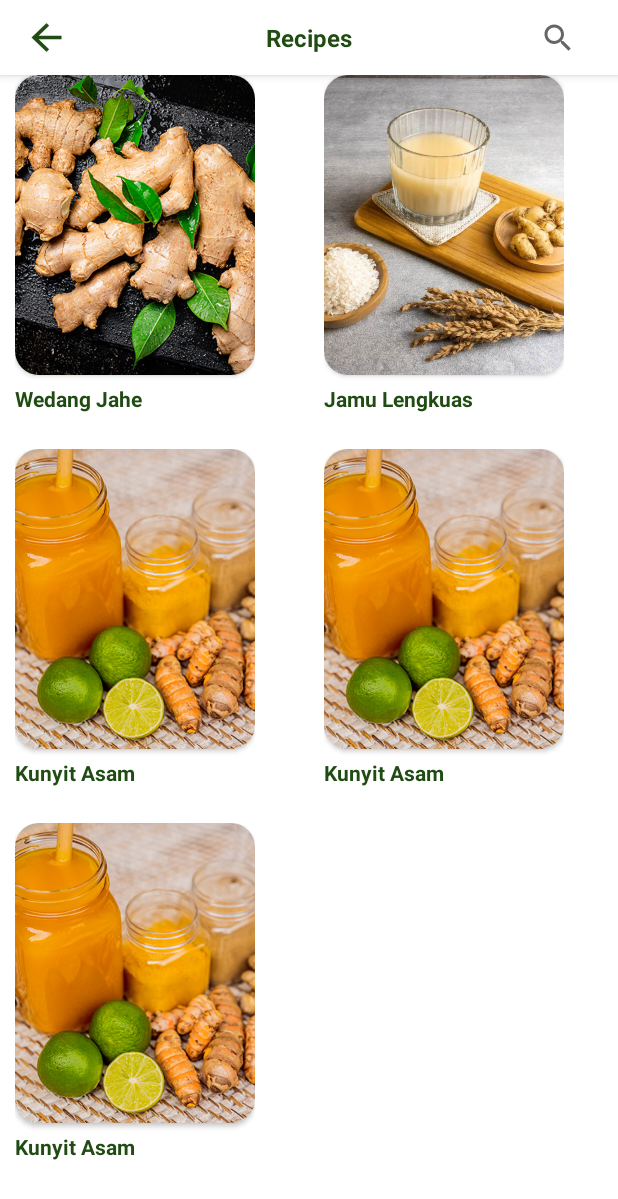
After one commit to INDandy/LokaJamu, an Android app: the RecipeActivity screen opened directly, with no data from a screen before it, on a phone screen of 412 x 824 dp. The commit adds this screen. Shown: the top 1199 px of the screen. Run offline under Robolectric (Android 15) with nearby library versions, the phone set to English and light mode, and no system bars.

Commit message:
tambah activity untuk halaman list semua resep dan bahan

```diff
--- /dev/null
+++ b/app/src/main/java/com/dicoding/mybottomnavtest/RecipeActivity.kt
@@ -0,0 +1,125 @@
+package com.dicoding.mybottomnavtest
+
+import android.annotation.SuppressLint
+import android.os.Bundle
+import android.view.View
+import android.widget.SearchView
+import androidx.appcompat.app.AppCompatActivity
+import androidx.core.content.ContextCompat
+import androidx.recyclerview.widget.GridLayoutManager
+import com.dicoding.mybottomnavtest.adapter.RecipeAdapter
+import com.dicoding.mybottomnavtest.data.RecipeData
+import com.dicoding.mybottomnavtest.databinding.ActivityRecipeBinding
+import com.google.android.material.snackbar.Snackbar
+import java.util.Locale
+
+class RecipeActivity : AppCompatActivity() {
+    private lateinit var binding: ActivityRecipeBinding
+    private lateinit var recipeAdapter: RecipeAdapter
+    private lateinit var filteredList: ArrayList<RecipeData>
+
+    override fun onCreate(savedInstanceState: Bundle?) {
+        super.onCreate(savedInstanceState)
+        binding = ActivityRecipeBinding.inflate(layoutInflater)
+        setContentView(binding.root)
+
+        binding.rvRecipes.layoutManager = GridLayoutManager(this, 2)
+        setRecipeAdapter()
+        setSearchView(binding.searchRecipe)
+
+        binding.ivBack.setOnClickListener {
+            finish()
+        }
+    }
+
+    private fun setRecipeAdapter() {
+        val dataList: MutableList<RecipeData> = mutableListOf()
+
+        recipeNameDummy().forEachIndexed { index, name ->
+            dataList.add(
+                RecipeData(
+                    index,
+                    name,
+                    ImageDummy()[index],
+                    recipeDescriptionDummy()[index],
+                    recipeBenefitDummy()[index]
+                )
+            )
+        }
+
+        recipeAdapter = RecipeAdapter(this, dataList)
+        binding.rvRecipes.adapter = recipeAdapter
+    }
+
+    private fun setSearchView(searchView: androidx.appcompat.widget.SearchView) {
+        searchView.setOnSearchClickListener {
+            binding.searchRecipe.queryHint = "Cari Resep Disini"
+            binding.ivBack.visibility = View.GONE
+            binding.tvRecipeHeader.visibility = View.GONE
+        }
+
+        searchView.setOnCloseListener {
+            binding.ivBack.visibility = View.VISIBLE
+            binding.tvRecipeHeader.visibility = View.VISIBLE
+            false
+        }
+    }
+
+    private fun setAdapterOnSearch(data: MutableList<RecipeData>) {
+        filteredList = ArrayList(data)
+
+        binding.searchRecipe.setOnQueryTextListener(object : SearchView.OnQueryTextListener,
+            androidx.appcompat.widget.SearchView.OnQueryTextListener{
+            override fun onQueryTextSubmit(p0: String?): Boolean {
+                TODO("Not yet implemented")
+            }
+
+            @SuppressLint("NotifyDataSetChanged")
+            override fun onQueryTextChange(newText: String?): Boolean {
+                data.clear()
+                val searchText = newText!!.lowercase(Locale.getDefault())
+
+                if (searchText.isNotEmpty()) {
+                    filteredList.forEach {
+                        if (it.name.lowercase(Locale.getDefault()).contains(searchText)) {
+                            data.add(it)
+                        }
+                    }
+                    recipeAdapter.notifyDataSetChanged()
+
+                    if(data.isEmpty()) {
+                        Snackbar.make(binding.root, "Resep Tidak Ditemukan", Snackbar.LENGTH_SHORT)
+                            .setAction("Hapus") { binding.searchRecipe.setQuery("", false) }
+                            .setActionTextColor(ContextCompat.getColor(binding.root.context, R.color.oranye))
+                            .show()
+                    }
+                }
+                else {
+                    data.clear()
+                    data.addAll(filteredList)
+                    recipeAdapter.notifyDataSetChanged()
+                }
+                return false
+            }
+        })
+    }
+
+    private fun recipeNameDummy(): Array<String> {
+        return resources.getStringArray(R.array.RecipeName)
+    }
+    private fun ImageDummy(): List<Int> {
+        return listOf(
+            R.drawable.image_article_1,
+            R.drawable.image_article_2,
+            R.drawable.image_article_3,
+            R.drawable.image_article_3,
+            R.drawable.image_article_3
+        )
+    }
+    private fun recipeDescriptionDummy(): Array<String> {
+        return resources.getStringArray(R.array.RecipeDescription)
+    }
+    private fun recipeBenefitDummy(): Array<String> {
+        return resources.getStringArray(R.array.RecipeBenefit)
+    }
+}
--- /dev/null
+++ b/app/src/main/java/com/dicoding/mybottomnavtest/adapter/RecipeAdapter.kt
@@ -0,0 +1,46 @@
+package com.dicoding.mybottomnavtest.adapter
+
+import android.content.Context
+import android.view.LayoutInflater
+import android.view.ViewGroup
+import androidx.recyclerview.widget.RecyclerView
+import com.dicoding.mybottomnavtest.data.RecipeData
+import com.dicoding.mybottomnavtest.databinding.ItemSpiceRecipeListBinding
+
+class RecipeAdapter(val context: Context?, private val items: List<RecipeData>) :
+    RecyclerView.Adapter<RecipeAdapter.ViewHolder>() {
+
+    class ViewHolder(val binding: ItemSpiceRecipeListBinding): RecyclerView.ViewHolder(binding.root)
+
+    override fun onCreateViewHolder(parent: ViewGroup, viewType: Int): ViewHolder {
+        val binding = ItemSpiceRecipeListBinding.inflate(LayoutInflater.from(parent.context), parent, false)
+        return ViewHolder(binding)
+    }
+
+    override fun getItemCount(): Int {
+        return items.size
+    }
+
+    override fun onBindViewHolder(holder: ViewHolder, position: Int) {
+        with(holder) {
+            with(items[position]) {
+                binding.tvRecipeSpice.text = this.name
+                binding.ivRecipeSpice.setImageResource(this.image)
+
+//                binding.root.setOnClickListener {
+//                    val bundle = Bundle()
+//                    bundle.putString("title", this.title)
+//                    bundle.putString("date", this.date)
+//                    bundle.putString("author", this.author)
+//                    bundle.putString("content", this.content)
+//                    bundle.putInt("image", this.image)
+//                    bundle.putBoolean("isFavorite", this.isFavorite)
+//
+//                    val intent = Intent(context, DetailArticleActivity::class.java)
+//                    intent.putExtras(bundle)
+//                    context?.startActivity(intent)
+//                }
+            }
+        }
+    }
+}
--- /dev/null
+++ b/app/src/main/res/layout/activity_recipe.xml
@@ -0,0 +1,79 @@
+<?xml version="1.0" encoding="utf-8"?>
+<androidx.constraintlayout.widget.ConstraintLayout
+    xmlns:android="http://schemas.android.com/apk/res/android"
+    xmlns:tools="http://schemas.android.com/tools"
+    xmlns:app="http://schemas.android.com/apk/res-auto"
+    android:id="@+id/main"
+    android:layout_width="match_parent"
+    android:layout_height="match_parent"
+    tools:context=".RecipeActivity">
+
+    <com.google.android.material.appbar.AppBarLayout
+        android:id="@+id/appBarLayout"
+        android:layout_width="match_parent"
+        android:layout_height="50dp"
+        app:layout_constraintEnd_toEndOf="parent"
+        app:layout_constraintStart_toStartOf="parent"
+        app:layout_constraintTop_toTopOf="parent">
+
+        <androidx.constraintlayout.widget.ConstraintLayout
+            android:layout_width="match_parent"
+            android:layout_height="match_parent">
+
+            <androidx.appcompat.widget.Toolbar
+                android:id="@+id/toolbar"
+                android:layout_width="match_parent"
+                android:layout_height="match_parent"
+                android:background="@color/white"
+                android:minHeight="?attr/actionBarSize"
+                android:theme="?attr/actionBarTheme"
+                app:layout_constraintBottom_toBottomOf="parent"
+                app:layout_constraintEnd_toEndOf="parent"
+                app:layout_constraintStart_toStartOf="parent"
+                app:layout_constraintTop_toTopOf="parent" />
+
+            <ImageView
+                android:id="@+id/iv_back"
+                android:layout_width="30dp"
+                android:layout_height="30dp"
+                android:layout_marginStart="16dp"
+                app:layout_constraintBottom_toBottomOf="parent"
+                app:layout_constraintStart_toStartOf="parent"
+                app:layout_constraintTop_toTopOf="parent"
+                app:srcCompat="@drawable/ic_baseline_arrow_back_24" />
+
+            <TextView
+                android:id="@+id/tv_recipe_header"
+                android:layout_width="wrap_content"
+                android:layout_height="wrap_content"
+                android:text="Recipes"
+                android:textColor="@color/hijau"
+                android:textSize="16sp"
+                android:textStyle="bold"
+                app:layout_constraintBottom_toBottomOf="@+id/toolbar"
+                app:layout_constraintEnd_toEndOf="parent"
+                app:layout_constraintStart_toStartOf="parent"
+                app:layout_constraintTop_toTopOf="@+id/toolbar" />
+
+            <androidx.appcompat.widget.SearchView
+                android:id="@+id/search_recipe"
+                android:layout_width="wrap_content"
+                android:layout_height="match_parent"
+                android:layout_marginEnd="16dp"
+                app:layout_constraintBottom_toBottomOf="parent"
+                app:layout_constraintEnd_toEndOf="parent"
+                app:layout_constraintTop_toTopOf="parent" />
+        </androidx.constraintlayout.widget.ConstraintLayout>
+    </com.google.android.material.appbar.AppBarLayout>
+
+    <androidx.recyclerview.widget.RecyclerView
+        android:id="@+id/rv_recipes"
+        android:layout_width="match_parent"
+        android:layout_height="match_parent"
+        android:layout_marginTop="50dp"
+        app:layout_constraintBottom_toBottomOf="parent"
+        app:layout_constraintEnd_toEndOf="parent"
+        app:layout_constraintStart_toStartOf="parent"
+        app:layout_constraintTop_toBottomOf="@+id/appBarLayout" />
+
+</androidx.constraintlayout.widget.ConstraintLayout>
--- /dev/null
+++ b/app/src/main/res/layout/item_spice_recipe_list.xml
@@ -0,0 +1,40 @@
+<?xml version="1.0" encoding="utf-8"?>
+<androidx.constraintlayout.widget.ConstraintLayout xmlns:android="http://schemas.android.com/apk/res/android"
+    xmlns:app="http://schemas.android.com/apk/res-auto"
+    xmlns:tools="http://schemas.android.com/tools"
+    android:layout_width="160dp"
+    android:layout_height="225dp"
+    android:layout_marginStart="10dp"
+    android:layout_marginBottom="24dp">
+
+    <androidx.cardview.widget.CardView
+        android:id="@+id/card_recipe_spice"
+        android:layout_width="match_parent"
+        android:layout_height="200dp"
+        app:cardCornerRadius="16dp"
+        app:layout_constraintEnd_toEndOf="parent"
+        app:layout_constraintStart_toStartOf="parent"
+        app:layout_constraintTop_toTopOf="parent">
+
+        <ImageView
+            android:id="@+id/iv_recipe_spice"
+            android:layout_width="match_parent"
+            android:layout_height="match_parent"
+            android:scaleType="centerCrop"
+            app:srcCompat="@drawable/lokajamulogo" />
+
+    </androidx.cardview.widget.CardView>
+
+    <TextView
+        android:id="@+id/tv_recipe_spice"
+        android:layout_width="match_parent"
+        android:layout_height="wrap_content"
+        android:layout_gravity="bottom"
+        android:layout_marginTop="6dp"
+        android:text="Name"
+        android:textColor="@color/hijau"
+        android:textStyle="bold"
+        app:layout_constraintEnd_toEndOf="parent"
+        app:layout_constraintStart_toStartOf="parent"
+        app:layout_constraintTop_toBottomOf="@+id/card_recipe_spice" />
+</androidx.constraintlayout.widget.ConstraintLayout>
```
Also changed, not shown: app/src/main/AndroidManifest.xml (+8 -4 lines), app/src/main/java/com/dicoding/mybottomnavtest/FragmentEvents/HomeFragment.kt (+26 -1 lines), app/src/main/java/com/dicoding/mybottomnavtest/SpiceActivity.kt (added, +125 -0 lines), app/src/main/java/com/dicoding/mybottomnavtest/adapter/SpiceAdapter.kt (added, +46 -0 lines), app/src/main/res/layout/activity_spice.xml (added, +79 -0 lines).
